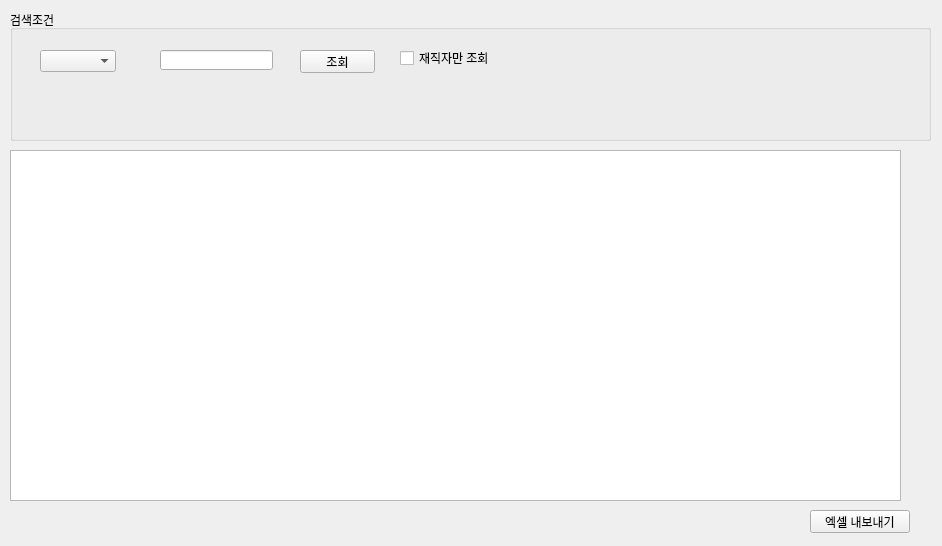
Old version of the form ui/Manage_vaction.ui in the repository MHJO/FairyqualityTime.
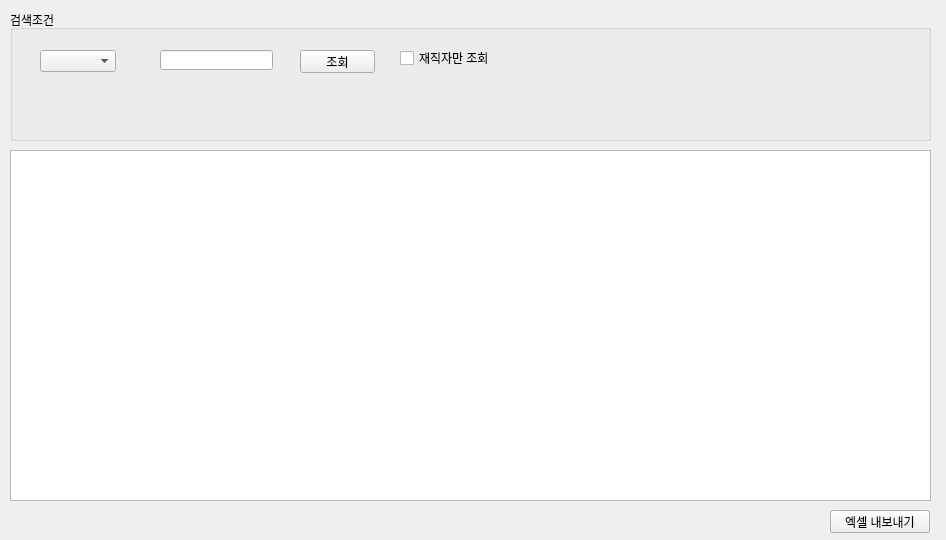
New version of the form.

Diff of the .ui file:
```diff
--- a/ui/Manage_vaction.ui
+++ b/ui/Manage_vaction.ui
@@ -6,8 +6,8 @@
    <rect>
     <x>0</x>
     <y>0</y>
-    <width>942</width>
-    <height>546</height>
+    <width>946</width>
+    <height>540</height>
    </rect>
   </property>
   <property name="windowTitle">
@@ -77,15 +77,21 @@
     <rect>
      <x>10</x>
      <y>150</y>
-     <width>891</width>
+     <width>921</width>
      <height>351</height>
     </rect>
    </property>
+   <property name="sizePolicy">
+    <sizepolicy hsizetype="Expanding" vsizetype="Preferred">
+     <horstretch>0</horstretch>
+     <verstretch>0</verstretch>
+    </sizepolicy>
+   </property>
   </widget>
   <widget class="QPushButton" name="btn_out">
    <property name="geometry">
     <rect>
-     <x>810</x>
+     <x>830</x>
      <y>510</y>
      <width>100</width>
      <height>23</height>
```
